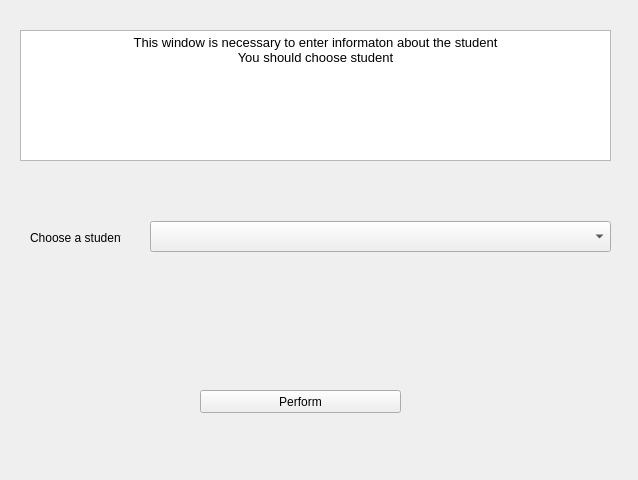
Nastya-Dlusskaya/Corse-Work, file view/student/mstudent.ui: the form before one commit.
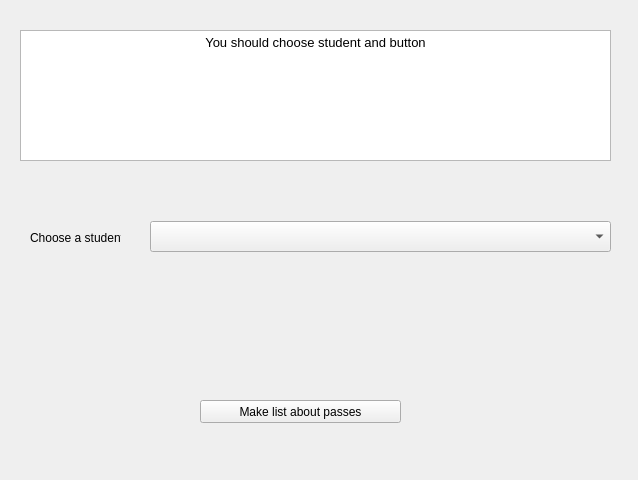
The form after the commit. Icons and pictures are not drawn.

```diff
--- a/view/student/mstudent.ui
+++ b/view/student/mstudent.ui
@@ -52,7 +52,7 @@
    <property name="geometry">
     <rect>
      <x>200</x>
-     <y>390</y>
+     <y>400</y>
      <width>201</width>
      <height>23</height>
     </rect>
@@ -61,7 +61,7 @@
     <string notr="true"/>
    </property>
    <property name="text">
-    <string>Perform</string>
+    <string>Make list about passes</string>
    </property>
    <property name="checkable">
     <bool>false</bool>
@@ -84,8 +84,7 @@
 &lt;html&gt;&lt;head&gt;&lt;meta name=&quot;qrichtext&quot; content=&quot;1&quot; /&gt;&lt;style type=&quot;text/css&quot;&gt;
 p, li { white-space: pre-wrap; }
 &lt;/style&gt;&lt;/head&gt;&lt;body style=&quot; font-family:'MS Shell Dlg 2'; font-size:8.25pt; font-weight:400; font-style:normal;&quot;&gt;
-&lt;p align=&quot;center&quot; style=&quot; margin-top:0px; margin-bottom:0px; margin-left:0px; margin-right:0px; -qt-block-indent:0; text-indent:0px;&quot;&gt;&lt;span style=&quot; font-size:10pt;&quot;&gt;This window is necessary to enter informaton about the student&lt;/span&gt;&lt;/p&gt;
-&lt;p align=&quot;center&quot; style=&quot; margin-top:0px; margin-bottom:0px; margin-left:0px; margin-right:0px; -qt-block-indent:0; text-indent:0px;&quot;&gt;&lt;span style=&quot; font-size:10pt;&quot;&gt;You should choose student&lt;/span&gt;&lt;/p&gt;
+&lt;p align=&quot;center&quot; style=&quot; margin-top:0px; margin-bottom:0px; margin-left:0px; margin-right:0px; -qt-block-indent:0; text-indent:0px;&quot;&gt;&lt;span style=&quot; font-size:10pt;&quot;&gt;You should choose student and button&lt;/span&gt;&lt;/p&gt;
 &lt;p align=&quot;center&quot; style=&quot;-qt-paragraph-type:empty; margin-top:0px; margin-bottom:0px; margin-left:0px; margin-right:0px; -qt-block-indent:0; text-indent:0px;&quot;&gt;&lt;br /&gt;&lt;/p&gt;&lt;/body&gt;&lt;/html&gt;</string>
    </property>
   </widget>
```
Left out of the diff: 3 changed lines with no effect on the pictures.
